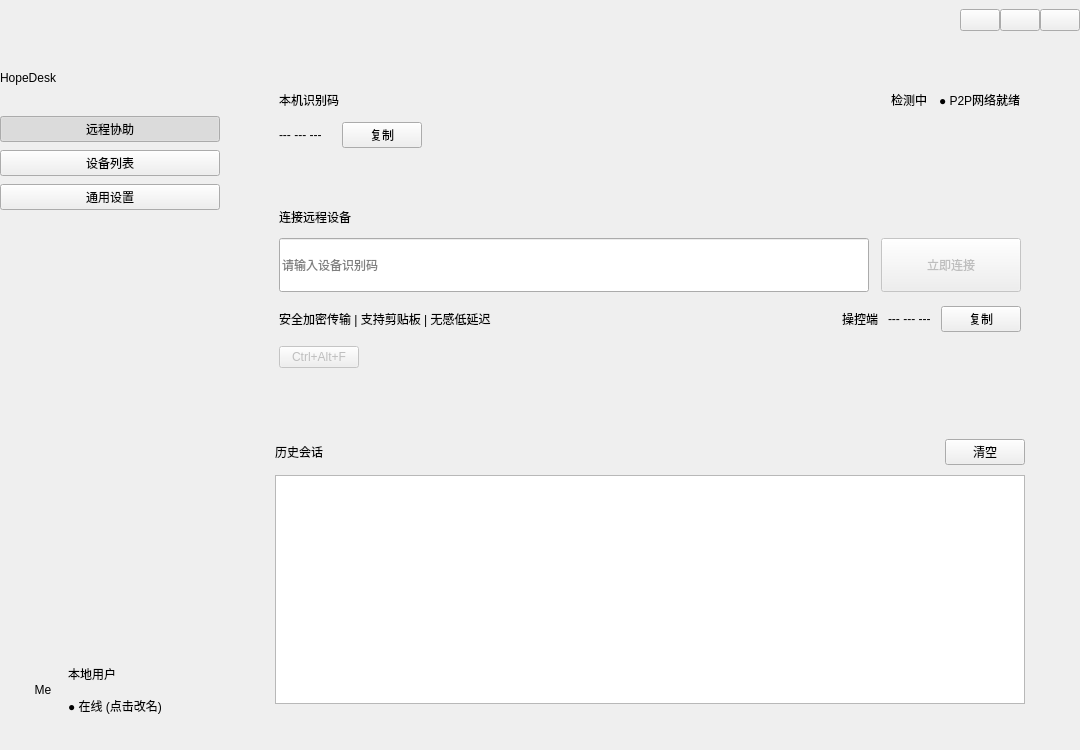
First picture: the form in HopeDeskNative/mainwindow.ui, repository HopeTiga/HopeDesk, before the edit.
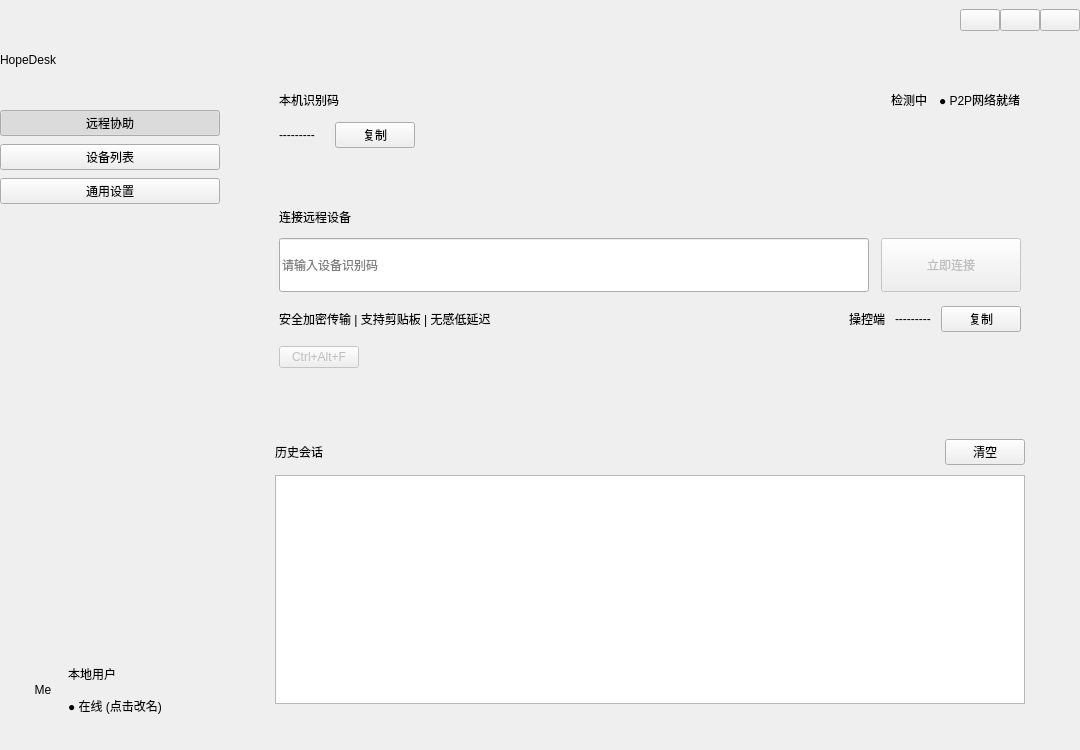
Second picture: the form after the edit.

```diff
--- a/HopeDeskNative/mainwindow.ui
+++ b/HopeDeskNative/mainwindow.ui
@@ -145,7 +145,7 @@
         <number>0</number>
        </property>
        <property name="topMargin">
-        <number>8</number>
+        <number>0</number>
        </property>
        <property name="rightMargin">
         <number>0</number>
@@ -158,7 +158,7 @@
          <property name="minimumSize">
           <size>
            <width>0</width>
-           <height>60</height>
+           <height>40</height>
           </size>
          </property>
          <property name="text">
@@ -166,6 +166,22 @@
          </property>
         </widget>
        </item>
+       <item>
+        <spacer name="verticalSpacer_Brand">
+         <property name="orientation">
+          <enum>Qt::Orientation::Vertical</enum>
+         </property>
+         <property name="sizeType">
+          <enum>QSizePolicy::Policy::Fixed</enum>
+         </property>
+         <property name="sizeHint" stdset="0">
+          <size>
+           <width>20</width>
+           <height>22</height>
+          </size>
+         </property>
+        </spacer>
+       </item>
        <item>
         <widget class="QPushButton" name="btnNavHome">
          <property name="cursor">
@@ -386,7 +402,7 @@
              <item>
               <widget class="QLabel" name="myDeviceCodeLabel">
                <property name="text">
-                <string>--- --- ---</string>
+                <string>---------</string>
                </property>
               </widget>
              </item>
@@ -550,7 +566,7 @@
                 <item>
                  <widget class="QLabel" name="peerIdLabel">
                   <property name="text">
-                   <string>--- --- ---</string>
+                   <string>---------</string>
                   </property>
                  </widget>
                 </item>
```
